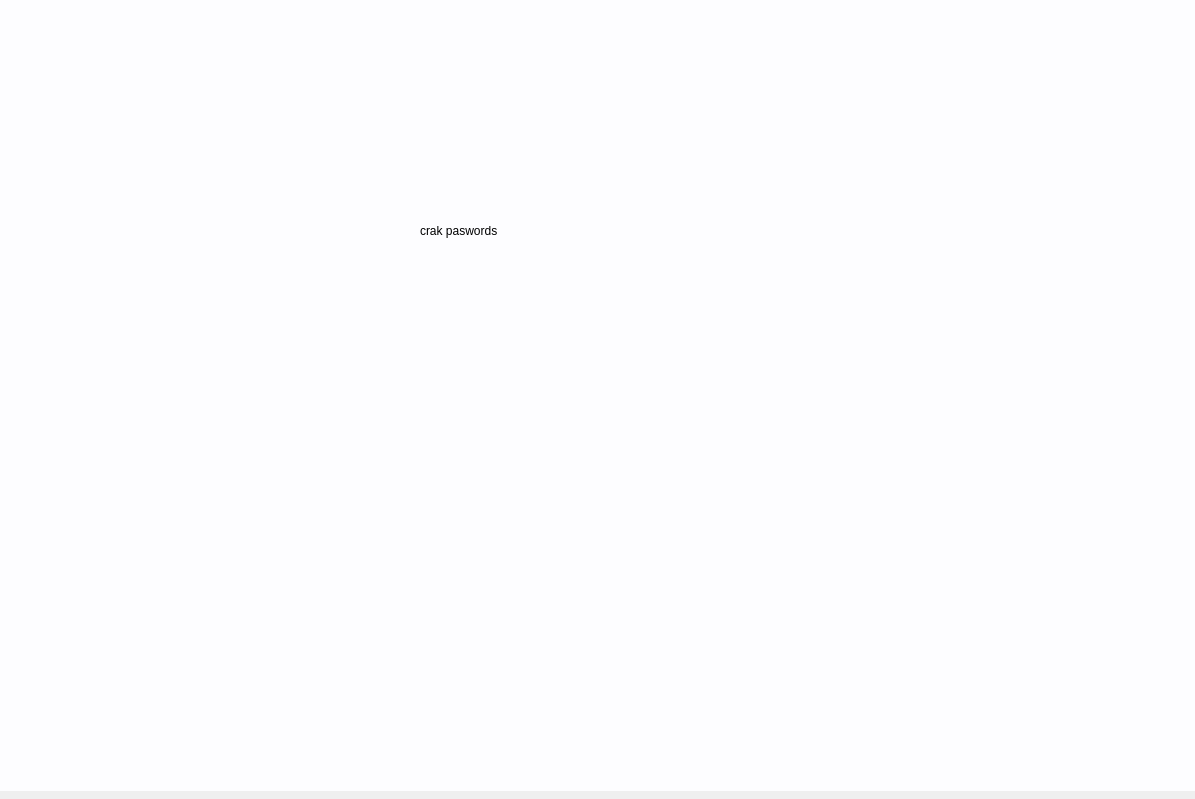
wcislak97/PKracker, file venv/UI/app.ui: the form before one commit.
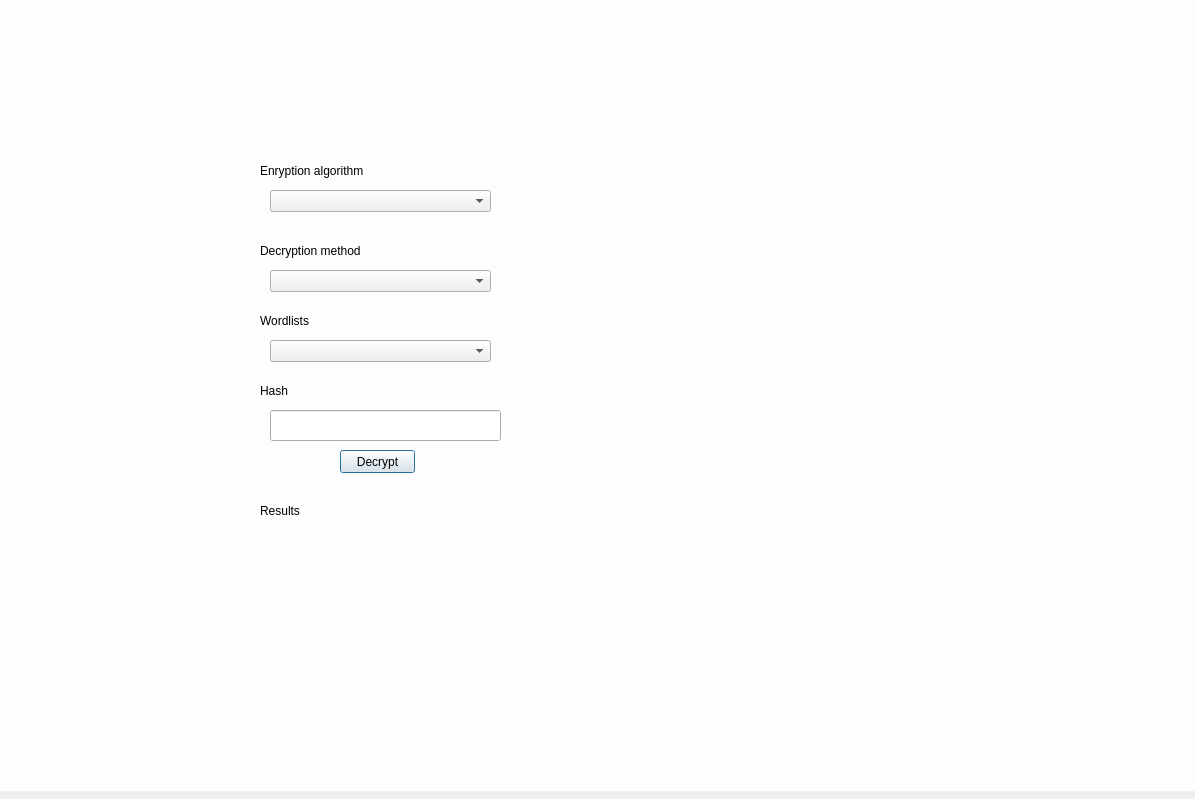
The form after the commit.

Commit message: info in labels + basic main app interactions

The edit to the form file:
```diff
--- a/venv/UI/app.ui
+++ b/venv/UI/app.ui
@@ -36,14 +36,132 @@
    <widget class="QLabel" name="lbl_login">
     <property name="geometry">
      <rect>
-      <x>420</x>
-      <y>230</y>
+      <x>260</x>
+      <y>170</y>
       <width>121</width>
       <height>21</height>
      </rect>
     </property>
     <property name="text">
-     <string>crak paswords</string>
+     <string>Enryption algorithm</string>
+    </property>
+   </widget>
+   <widget class="QComboBox" name="combo_algorytmy">
+    <property name="geometry">
+     <rect>
+      <x>270</x>
+      <y>200</y>
+      <width>221</width>
+      <height>22</height>
+     </rect>
+    </property>
+   </widget>
+   <widget class="QLabel" name="lbl_metoda">
+    <property name="geometry">
+     <rect>
+      <x>260</x>
+      <y>250</y>
+      <width>141</width>
+      <height>21</height>
+     </rect>
+    </property>
+    <property name="text">
+     <string>Decryption method</string>
+    </property>
+   </widget>
+   <widget class="QComboBox" name="combo_metody">
+    <property name="geometry">
+     <rect>
+      <x>270</x>
+      <y>280</y>
+      <width>221</width>
+      <height>22</height>
+     </rect>
+    </property>
+   </widget>
+   <widget class="QLabel" name="lbl_slownik">
+    <property name="geometry">
+     <rect>
+      <x>260</x>
+      <y>320</y>
+      <width>121</width>
+      <height>21</height>
+     </rect>
+    </property>
+    <property name="text">
+     <string>Wordlists</string>
+    </property>
+   </widget>
+   <widget class="QComboBox" name="combo_slowniki">
+    <property name="geometry">
+     <rect>
+      <x>270</x>
+      <y>350</y>
+      <width>221</width>
+      <height>22</height>
+     </rect>
+    </property>
+   </widget>
+   <widget class="QLabel" name="lbl_hash">
+    <property name="geometry">
+     <rect>
+      <x>260</x>
+      <y>390</y>
+      <width>121</width>
+      <height>21</height>
+     </rect>
+    </property>
+    <property name="text">
+     <string>Hash</string>
+    </property>
+   </widget>
+   <widget class="QLineEdit" name="txtField_hash">
+    <property name="geometry">
+     <rect>
+      <x>270</x>
+      <y>420</y>
+      <width>231</width>
+      <height>31</height>
+     </rect>
+    </property>
+   </widget>
+   <widget class="QLabel" name="lbl_wynik">
+    <property name="geometry">
+     <rect>
+      <x>260</x>
+      <y>510</y>
+      <width>121</width>
+      <height>21</height>
+     </rect>
+    </property>
+    <property name="text">
+     <string>Results</string>
+    </property>
+   </widget>
+   <widget class="QLabel" name="lbl_wynik_out">
+    <property name="geometry">
+     <rect>
+      <x>260</x>
+      <y>540</y>
+      <width>241</width>
+      <height>21</height>
+     </rect>
+    </property>
+    <property name="text">
+     <string/>
+    </property>
+   </widget>
+   <widget class="QPushButton" name="btn_decode">
+    <property name="geometry">
+     <rect>
+      <x>340</x>
+      <y>460</y>
+      <width>75</width>
+      <height>23</height>
+     </rect>
+    </property>
+    <property name="text">
+     <string>Decrypt</string>
     </property>
    </widget>
   </widget>
```
Left out of the diff: 2 changed lines with no effect on the pictures. The commit also changes 7 other files.
